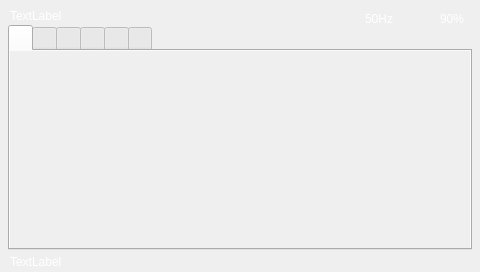
Qt form Gui/mainwindow.ui (rpdhunter/swbox) before a commit.
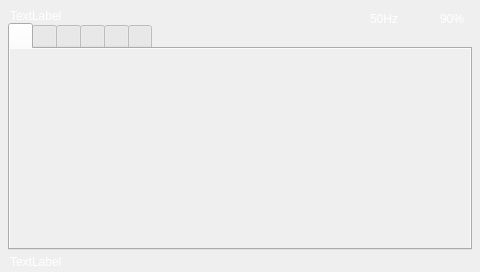
The same form after that commit. The open tabs and pages were chosen to show the change. Icons and pictures are not drawn.

Patch:
```diff
--- a/Gui/mainwindow.ui
+++ b/Gui/mainwindow.ui
@@ -29,9 +29,9 @@
    <property name="geometry">
     <rect>
      <x>8</x>
-     <y>25</y>
+     <y>23</y>
      <width>464</width>
-     <height>225</height>
+     <height>227</height>
     </rect>
    </property>
    <property name="styleSheet">
@@ -279,7 +279,7 @@
   <widget class="QLabel" name="lab_freq">
    <property name="geometry">
     <rect>
-     <x>365</x>
+     <x>370</x>
      <y>10</y>
      <width>41</width>
      <height>17</height>
```
Left out of the diff: 18 changed lines with no effect on the pictures.
